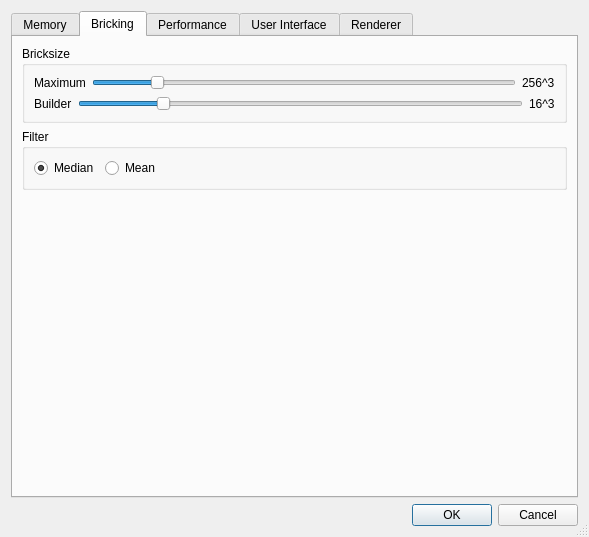
The window that ImageVis3D/UI/UI/SettingsDlg.ui (SCIInstitute/ImageVis3D) describes before a commit, drawn with Qt 5.
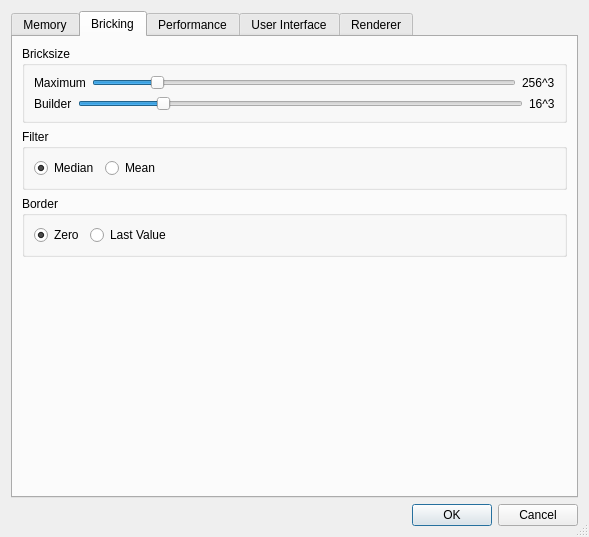
The same window after the commit. The open tabs and pages were chosen to show the change.

Commit message: add clamp to border to settings

What changed in the file:
```diff
--- a/ImageVis3D/UI/UI/SettingsDlg.ui
+++ b/ImageVis3D/UI/UI/SettingsDlg.ui
@@ -488,6 +488,45 @@
          </layout>
         </widget>
        </item>
+       <item>
+        <widget class="QGroupBox" name="groupBox_Border">
+         <property name="title">
+          <string>Border</string>
+         </property>
+         <layout class="QHBoxLayout" name="horizontalLayout_17">
+          <item>
+           <widget class="QRadioButton" name="radioButton_Border0">
+            <property name="text">
+             <string>Zero</string>
+            </property>
+            <property name="checked">
+             <bool>true</bool>
+            </property>
+           </widget>
+          </item>
+          <item>
+           <widget class="QRadioButton" name="radioButton_BorderClamp">
+            <property name="text">
+             <string>Last Value</string>
+            </property>
+           </widget>
+          </item>
+          <item>
+           <spacer name="horizontalSpacer_3">
+            <property name="orientation">
+             <enum>Qt::Horizontal</enum>
+            </property>
+            <property name="sizeHint" stdset="0">
+             <size>
+              <width>40</width>
+              <height>20</height>
+             </size>
+            </property>
+           </spacer>
+          </item>
+         </layout>
+        </widget>
+       </item>
        <item>
         <spacer name="verticalSpacer_4">
          <property name="orientation">
```
Left out of the diff: 88 changed lines with no effect on the pictures. The commit also changes 3 other files.
